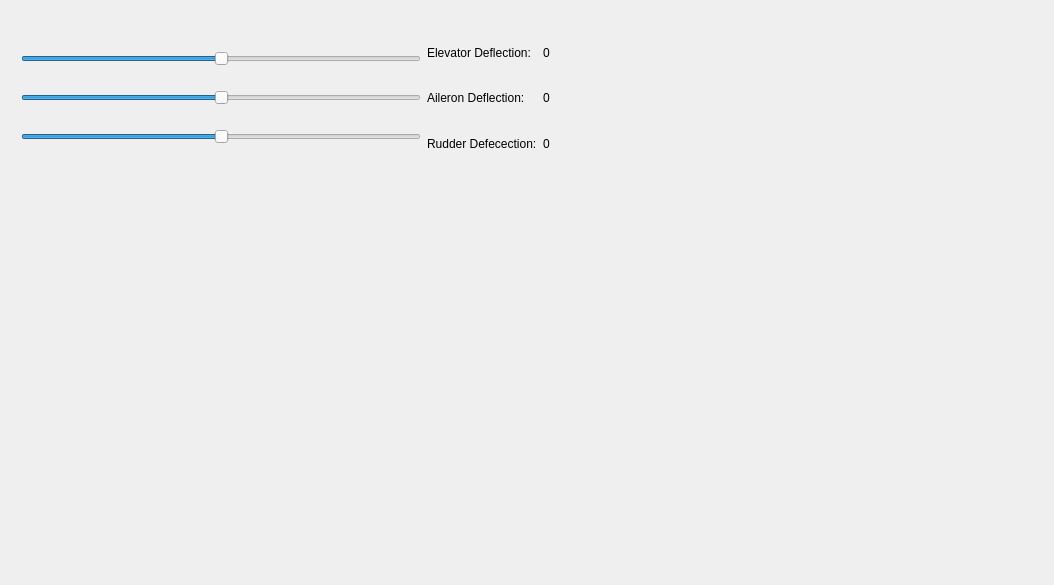
Before: the Qt Designer form CherokeeTestGUI/mainwindow.ui in BrownKyle/CherokeeSAS, drawn with Qt 5.
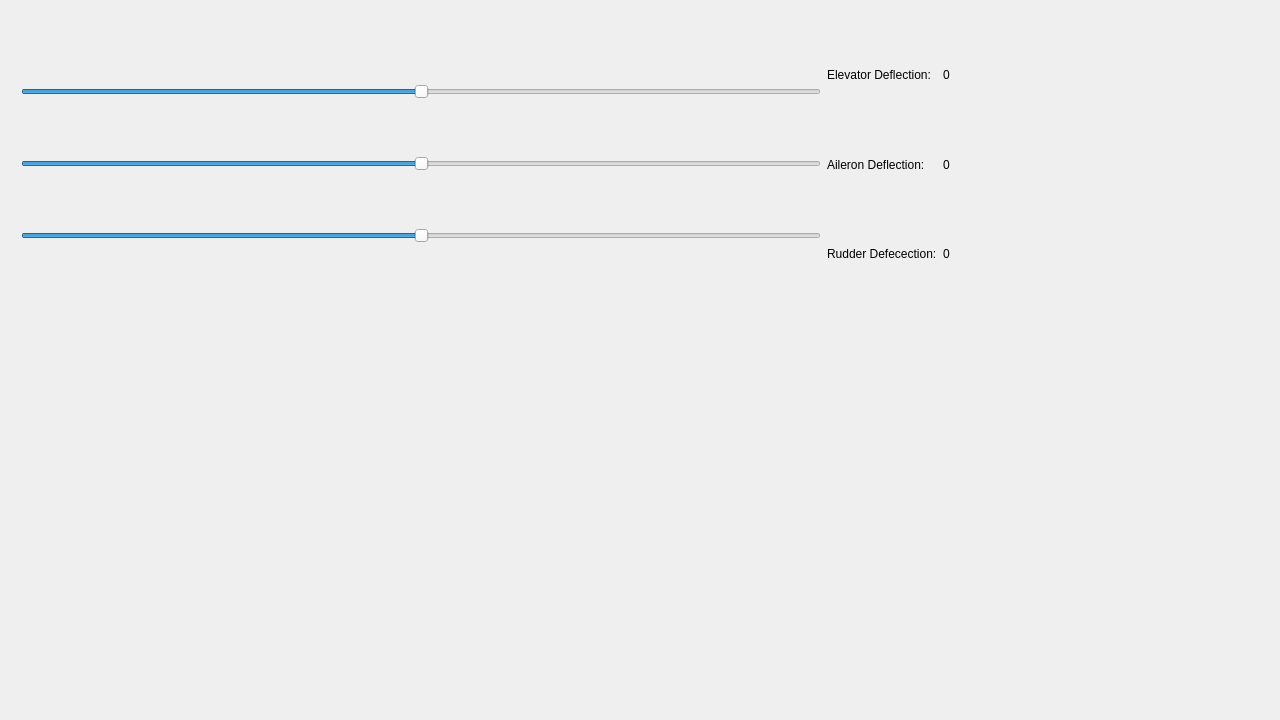
After: the same form once the commit is applied. Custom widgets are drawn as their Qt base class.

The edit to the form file:
```diff
--- a/CherokeeTestGUI/mainwindow.ui
+++ b/CherokeeTestGUI/mainwindow.ui
@@ -6,10 +6,22 @@
    <rect>
     <x>0</x>
     <y>0</y>
-    <width>1054</width>
-    <height>585</height>
+    <width>1280</width>
+    <height>720</height>
    </rect>
   </property>
+  <property name="minimumSize">
+   <size>
+    <width>1280</width>
+    <height>720</height>
+   </size>
+  </property>
+  <property name="maximumSize">
+   <size>
+    <width>1280</width>
+    <height>720</height>
+   </size>
+  </property>
   <property name="windowTitle">
    <string>MainWindow</string>
   </property>
@@ -19,8 +31,8 @@
      <rect>
       <x>10</x>
       <y>22</y>
-      <width>709</width>
-      <height>558</height>
+      <width>1282</width>
+      <height>691</height>
      </rect>
     </property>
     <layout class="QVBoxLayout" name="verticalLayout_5">
@@ -40,7 +52,7 @@
              </property>
              <property name="maximumSize">
               <size>
-               <width>400</width>
+               <width>800</width>
                <height>16777215</height>
               </size>
              </property>
@@ -65,7 +77,7 @@
              </property>
              <property name="maximumSize">
               <size>
-               <width>400</width>
+               <width>800</width>
                <height>16777215</height>
               </size>
              </property>
@@ -90,7 +102,7 @@
              </property>
              <property name="maximumSize">
               <size>
-               <width>400</width>
+               <width>800</width>
                <height>16777215</height>
               </size>
              </property>
@@ -191,13 +203,13 @@
       <widget class="QCustomPlot" name="RudderCommandPlot" native="true">
        <property name="minimumSize">
         <size>
-         <width>600</width>
+         <width>1100</width>
          <height>400</height>
         </size>
        </property>
        <property name="maximumSize">
         <size>
-         <width>700</width>
+         <width>1240</width>
          <height>16777215</height>
         </size>
        </property>
```
